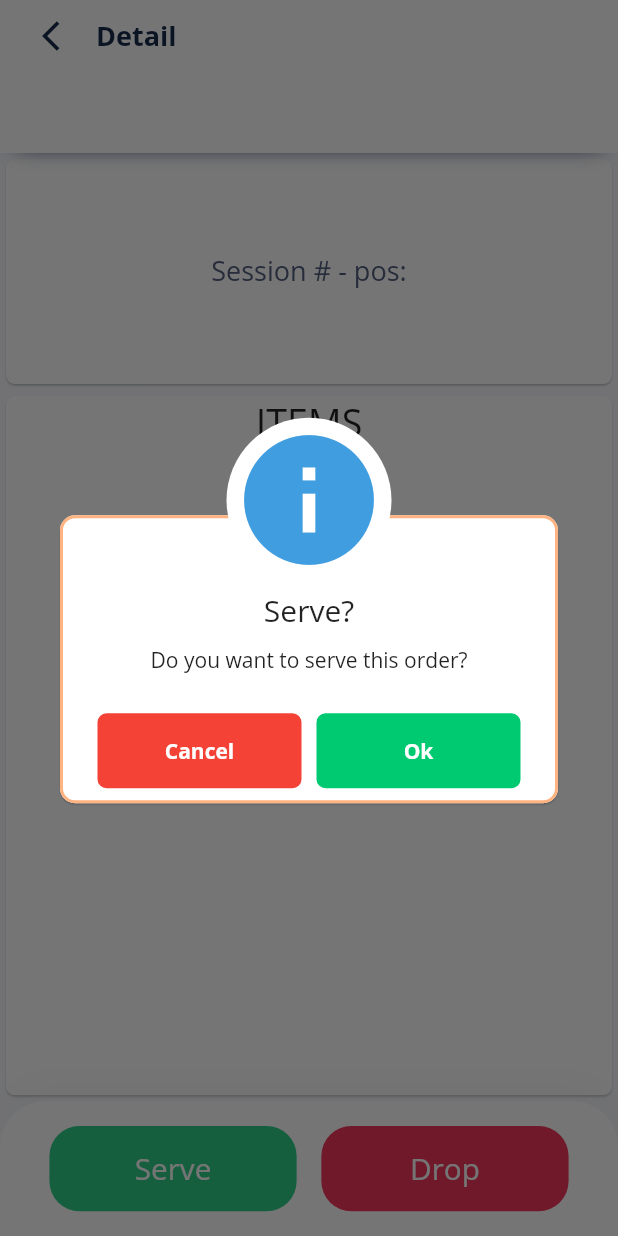
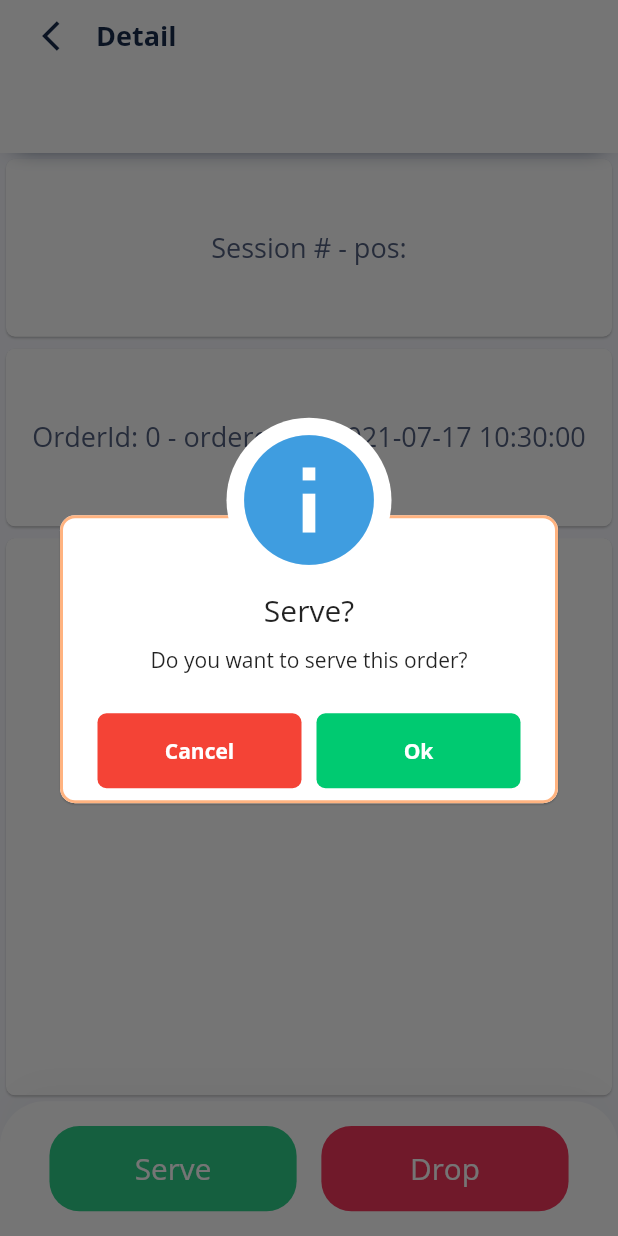
Before and after one commit to kken0507/PRM-2021-FE, a Flutter app: the ConfirmedOrderDetailScreen screen opened directly with empty values, after a tap on "Serve", on a phone screen of 412 x 824 dp. Run offline on Flutter 3.47's test engine with Material 2 defaults, Android fonts, the phone set to English and light mode, and no system bars; our stand-ins replace awesome_dialog, carousel_slider, flutter_secure_storage, flutter_slidable, flutter_svg, font_awesome_flutter and 2 more; missing offline and left inert: barcode_scan; accounts and stored records are empty.

Commit message:
order id, ordered at

```diff
--- a/restaurant-order-system/lib/screens/confirmed_orders/component/confirmed_orders_in_session/component/detail/components/body.dart
+++ b/restaurant-order-system/lib/screens/confirmed_orders/component/confirmed_orders_in_session/component/detail/components/body.dart
@@ -32,6 +32,24 @@ class Body extends StatelessWidget {
                             session.sessionNumber +
                             " - pos:" +
                             session.position,
+                        style:
+                            TextStyle(color: ThemeColors.header, fontSize: 18)),
+                  )),
+            )),
+        Flexible(
+            flex: 1,
+            child: Card(
+              elevation: 0.6,
+              shape: RoundedRectangleBorder(
+                  borderRadius: BorderRadius.all(Radius.circular(6.0))),
+              child: Padding(
+                  padding: const EdgeInsets.all(8.0),
+                  child: Center(
+                    child: Text(
+                        "OrderId: " +
+                            order.orderId.toString() +
+                            " - ordered at: " +
+                            order.createdAt.toString().substring(0, 19),
                         style:
                             TextStyle(color: ThemeColors.header, fontSize: 18)),
                   )),
```
Also changed, not shown: restaurant-order-system/lib/screens/pending_orders/component/pending_orders_in_session/component/detail/components/body.dart (+18 -0 lines).
